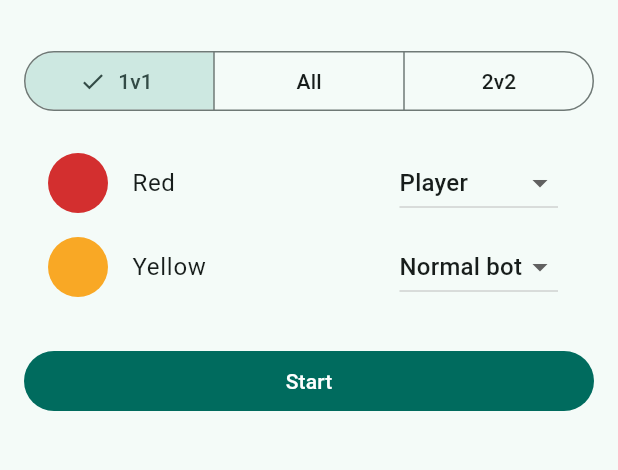
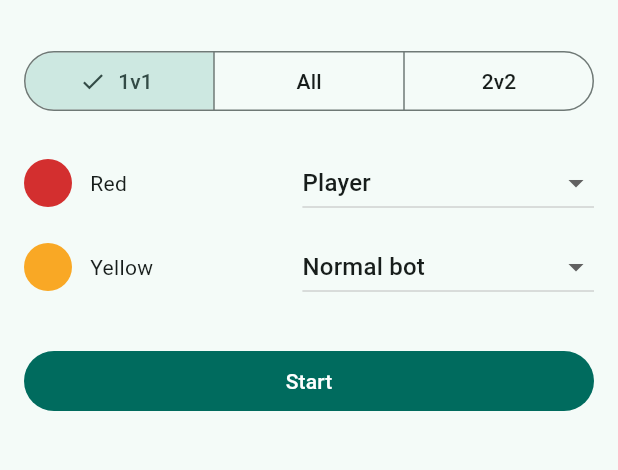
Before and after one commit to carlan2023/Arena, a Flutter app: the LocalSetupScreen screen opened by its route, on a phone screen of 412 x 824 dp, the part 63-533 px from its top. Run offline on Flutter 3.47's test engine with Material 3 defaults, Android fonts, the phone set to English and light mode, and no system bars; our stand-ins replace app_links, flutter_riverpod, go_router, share_plus, shared_preferences; accounts and stored records are empty.

Commit message:
M3 known bugs: server CORS, pass and play setup on narrow phones, per-ABI APKs under 30 MB (#14)
* M3 draft contract for matchmaking, paid tables and polish, open for worker review

* M2.12 B9 server CORS for the web app: ALLOWED_ORIGINS, preflight answers, origin check on the web socket

Co-authored-by: Allan Mitanda <carlan2023@users.noreply.github.com>

* M1.11 B10 pass and play setup fits narrow phones with large text

Co-authored-by: Allan Mitanda <carlan2023@users.noreply.github.com>

* M0.7 B11 split the release APK per processor type and fail CI above 30 MB

Co-authored-by: Allan Mitanda <carlan2023@users.noreply.github.com>

* M1.11 format the new setup screen test

Co-authored-by: Allan Mitanda <carlan2023@users.noreply.github.com>

---------

Co-authored-by: Cursor Agent <cursoragent@cursor.com>
Co-authored-by: Allan Mitanda <carlan2023@users.noreply.github.com>

```diff
--- a/apps/mobile/lib/ui/local_setup_screen.dart
+++ b/apps/mobile/lib/ui/local_setup_screen.dart
@@ -83,19 +83,47 @@ class _LocalSetupScreenState extends State<LocalSetupScreen> {
       ...SeatKind.values,
       if (_mode == GameMode.freeForAll) null,
     ];
-    return ListTile(
-      leading: CircleAvatar(
+    // A Row rather than a ListTile: a ListTile's trailing dropdown cannot
+    // shrink and fails layout on narrow phones with large system text.
+    return Padding(
+      padding: const EdgeInsets.symmetric(vertical: 4),
+      child: Row(
+        children: [
+          CircleAvatar(
+            radius: 16,
             backgroundColor: BoardPalette.standard.player(c.index),
           ),
-      title: Text(colorName(c)),
-      trailing: DropdownButton<SeatKind?>(
+          const SizedBox(width: 12),
+          Expanded(
+            flex: 2,
+            child: Text(
+              colorName(c),
+              maxLines: 1,
+              overflow: TextOverflow.ellipsis,
+            ),
+          ),
+          const SizedBox(width: 12),
+          Expanded(
+            flex: 3,
+            child: DropdownButton<SeatKind?>(
               key: Key('seat-${c.name}'),
+              isExpanded: true,
               value: _seats[c],
               items: [
                 for (final k in kinds)
-            DropdownMenuItem(value: k, child: Text(_label(k))),
+                  DropdownMenuItem(
+                    value: k,
+                    child: Text(
+                      _label(k),
+                      maxLines: 1,
+                      overflow: TextOverflow.ellipsis,
+                    ),
+                  ),
               ],
               onChanged: (k) => setState(() => _seats[c] = k),
+            ),
+          ),
+        ],
       ),
     );
   }
--- a/server/lib/arena_server.dart
+++ b/server/lib/arena_server.dart
@@ -5,6 +5,7 @@ library;
 
 export 'config.dart';
 export 'src/clock.dart';
+export 'src/http/cors.dart' show OriginPolicy;
 export 'src/rooms/room.dart' show Room, Seat, Connection;
 export 'src/rooms/room_manager.dart'
     show RoomManager, RoomSettings, RoomException, MoveChooser;
--- a/server/lib/src/server.dart
+++ b/server/lib/src/server.dart
@@ -34,6 +34,7 @@ import '../config.dart';
 import 'bot.dart';
 import 'clock.dart';
 import 'http/api.dart';
+import 'http/cors.dart';
 import 'http/ws.dart';
 import 'rooms/room_manager.dart';
 import 'store/live_store.dart';
@@ -252,6 +253,7 @@ Future<RunningServer> startServer(
     matchLog: matchLog,
     fakePayments: fake,
   );
+  final origins = OriginPolicy(config.allowedOrigins);
   final router = api.router()
     ..get(
       '/v1/ws',
@@ -259,6 +261,7 @@ Future<RunningServer> startServer(
         rooms: rooms,
         clock: clock,
         messagesPerSecond: config.wsMessagesPerSecond,
+        origins: origins,
         authenticate: (token) async {
           final user = await api.userFor(token);
           return user == null
@@ -270,6 +273,7 @@ Future<RunningServer> startServer(
 
   final handler = const Pipeline()
       .addMiddleware(logRequestPaths(log))
+      .addMiddleware(cors(origins))
       .addHandler(router.call);
   final server = await shelf_io.serve(handler, config.host, config.port);
   server.autoCompress = true;
```
Also changed, not shown: server/lib/config.dart (+18 -0 lines), server/lib/src/http/cors.dart (added, +70 -0 lines), server/lib/src/http/ws.dart (+15 -0 lines), 10 other files. Lines whose indentation alone changed are shown as unchanged.
